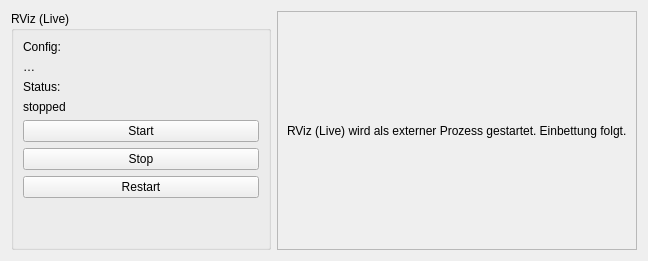
Above: Spraycoater/resource/ui/tabs/service/service_tab.ui from mikv75-lab/ROS-Project before the change. Below: the same form after it.
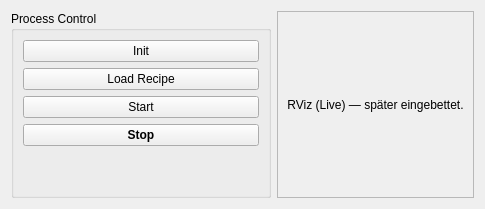
That is the form after the change.

```diff
--- a/Spraycoater/resource/ui/tabs/service/service_tab.ui
+++ b/Spraycoater/resource/ui/tabs/service/service_tab.ui
@@ -2,10 +2,15 @@
 <ui version="4.0">
  <class>ServiceTab</class>
  <widget class="QWidget" name="ServiceTab">
-  <layout class="QHBoxLayout" name="rootLayout" stretch="0,1">
+  <property name="windowTitle">
+   <string>Service</string>
+  </property>
+
+  <layout class="QHBoxLayout" name="rootLayout">
+   <!-- Linke Spalte: Buttons (identisch zu ProcessTab) -->
    <item>
-    <widget class="QGroupBox" name="grpLive">
-     <property name="title"><string>RViz (Live)</string></property>
+    <widget class="QGroupBox" name="grpProcess">
+     <property name="title"><string>Process Control</string></property>
      <property name="minimumSize">
       <size><width>260</width><height>0</height></size>
      </property>
@@ -14,40 +19,29 @@
      </property>
      <layout class="QVBoxLayout" name="grpLiveLayout">
       <item>
-       <widget class="QLabel" name="lblLiveCfgCaption">
-        <property name="text"><string>Config:</string></property>
+       <widget class="QPushButton" name="btnInit">
+        <property name="text"><string>Init</string></property>
+        <property name="minimumWidth"><number>100</number></property>
        </widget>
       </item>
       <item>
-       <widget class="QLabel" name="lblLiveCfg">
-        <property name="text"><string>…</string></property>
+       <widget class="QPushButton" name="btnLoadRecipe">
+        <property name="text"><string>Load Recipe</string></property>
+        <property name="minimumWidth"><number>120</number></property>
        </widget>
       </item>
-
       <item>
-       <widget class="QLabel" name="lblLiveStatusCaption">
-        <property name="text"><string>Status:</string></property>
-       </widget>
-      </item>
-      <item>
-       <widget class="QLabel" name="lblLiveStatus">
-        <property name="text"><string>stopped</string></property>
-       </widget>
-      </item>
-
-      <item>
-       <widget class="QPushButton" name="btnLiveStart">
+       <widget class="QPushButton" name="btnStart">
         <property name="text"><string>Start</string></property>
        </widget>
       </item>
       <item>
        <widget class="QPushButton" name="btnLiveStop">
         <property name="text"><string>Stop</string></property>
-       </widget>
-      </item>
-      <item>
-       <widget class="QPushButton" name="btnLiveRestart">
-        <property name="text"><string>Restart</string></property>
+        <property name="minimumWidth"><number>100</number></property>
+        <property name="styleSheet">
+         <string notr="true">font-weight:600;</string>
+        </property>
        </widget>
       </item>
 
@@ -72,7 +66,10 @@
       <item>
        <widget class="QLabel" name="lblRvizHint">
         <property name="text">
-         <string>RViz (Live) wird als externer Prozess gestartet. Einbettung folgt.</string>
+         <string>RViz (Live) — später eingebettet.</string>
+        </property>
+        <property name="alignment">
+         <set>Qt::AlignHCenter|Qt::AlignVCenter</set>
         </property>
        </widget>
       </item>
```
Left out of the diff: 15 changed lines with no effect on the pictures.
